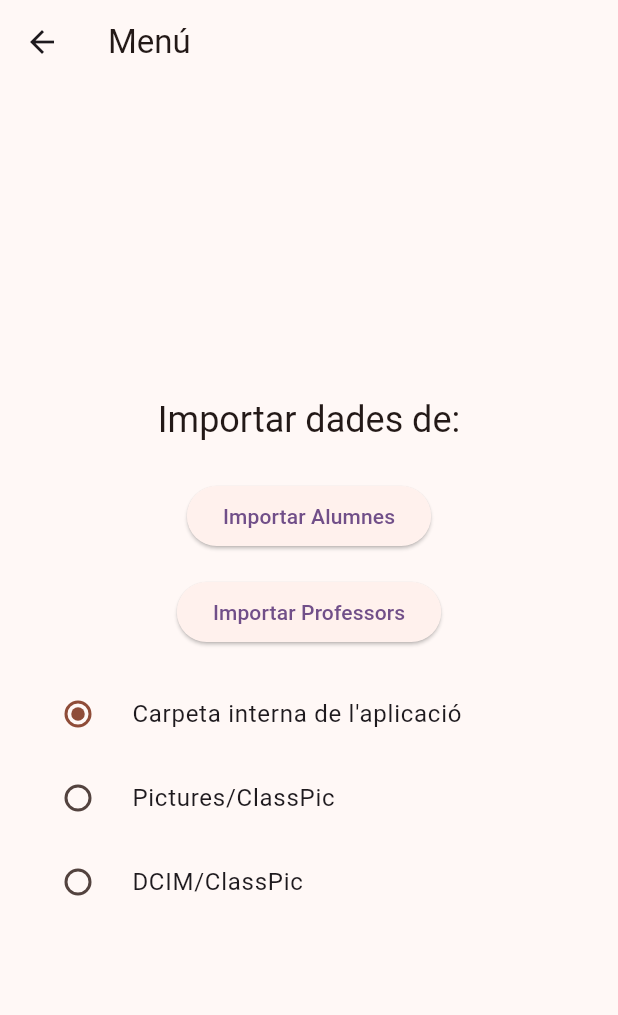
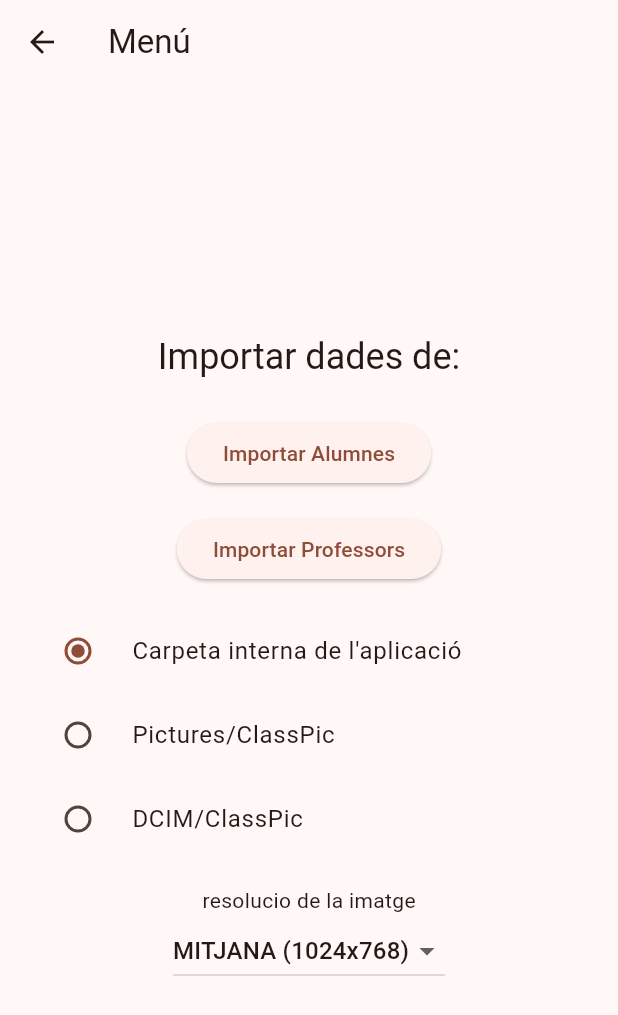
Before and after one commit to SofiaGracia/classpic, a Flutter app: the screen it shows after launch, after a tap on "Configuració", on a phone screen of 412 x 824 dp. Shown: the top 1015 px of the screen. Run offline on Flutter 3.47's test engine with Material 3 defaults, Android fonts, the phone set to English and light mode, and no system bars; our stand-ins replace animated_splash_screen, camera, file_picker, floor, flutter_image_compress, flutter_riverpod and 5 more; accounts and stored records are empty; generated files the repository leaves out were written again.

Commit message:
CLAS-97: Es crea la funcionalitat per elegir la resolucio de les imatges.

```diff
--- /dev/null
+++ b/lib/application/services/configuration_foto.dart
@@ -0,0 +1,18 @@
+import 'package:shared_preferences/shared_preferences.dart';
+
+import '../../domain/models/qualitat_foto.dart';
+
+class ConfiguracioFotoService {
+  static const _clauQualitat = 'qualitat_foto';
+
+  Future<void> guardaQualitat(QualitatFoto qualitat) async {
+    final prefs = await SharedPreferences.getInstance();
+    await prefs.setInt(_clauQualitat, qualitat.index);
+  }
+
+  Future<QualitatFoto> carregaQualitat() async {
+    final prefs = await SharedPreferences.getInstance();
+    final index = prefs.getInt(_clauQualitat) ?? QualitatFoto.mitjana.index;
+    return QualitatFoto.values[index];
+  }
+}
--- /dev/null
+++ b/lib/domain/models/qualitat_foto.dart
@@ -0,0 +1 @@
+enum QualitatFoto { baixa, mitjana, alta }
--- /dev/null
+++ b/lib/domain/models/resolucio.dart
@@ -0,0 +1,44 @@
+import 'package:xml_fotos/domain/models/qualitat_foto.dart';
+
+class Resolucio {
+  final int amplada;
+  final int alcada;
+
+  Resolucio(this.amplada, this.alcada);
+}
+
+
+extension ResolucioExtensio on QualitatFoto {
+  Resolucio get resolucio {
+    switch (this) {
+      case QualitatFoto.baixa:
+        return Resolucio(640, 480);
+      case QualitatFoto.mitjana:
+        return Resolucio(1024, 768);
+      case QualitatFoto.alta:
+        return Resolucio(1600, 1200);
+    }
+  }
+
+  String get nom {
+    switch (this) {
+      case QualitatFoto.baixa:
+        return 'Baixa (640x480)';
+      case QualitatFoto.mitjana:
+        return 'Mitjana (1024x768)';
+      case QualitatFoto.alta:
+        return 'Alta (1600x1200)';
+    }
+  }
+}
+
+Resolucio resolucioPerQualitat(QualitatFoto qualitat) {
+  switch (qualitat) {
+    case QualitatFoto.baixa:
+      return Resolucio(640, 480);
+    case QualitatFoto.mitjana:
+      return Resolucio(1024, 768);
+    case QualitatFoto.alta:
+      return Resolucio(1600, 1200);
+  }
+}
--- /dev/null
+++ b/lib/presentation/providers/configuration_foto.dart
@@ -0,0 +1,11 @@
+import 'package:flutter_riverpod/flutter_riverpod.dart';
+
+import '../../application/services/configuration_foto.dart';
+import '../../domain/models/qualitat_foto.dart';
+
+final configuracioFotoServiceProvider = Provider((ref) => ConfiguracioFotoService());
+
+final qualitatFotoProvider = FutureProvider<QualitatFoto>((ref) async {
+  final servei = ref.read(configuracioFotoServiceProvider);
+  return await servei.carregaQualitat();
+});
--- a/lib/presentation/screens/configuration.dart
+++ b/lib/presentation/screens/configuration.dart
@@ -1,6 +1,7 @@
 import 'package:flutter/cupertino.dart';
 import 'package:flutter/material.dart';
 import 'package:flutter_riverpod/flutter_riverpod.dart';
+import 'package:xml_fotos/presentation/widgets/image_configuration.dart';
 import 'package:xml_fotos/presentation/widgets/import_button.dart';
 
 import '../../application/services/storage_service.dart';
@@ -83,6 +84,8 @@ class _ConfigurationScreenState extends ConsumerState<ConfigurationScreen> {
                     await storage.guardaDirectoriSeleccionat(value!);
                   },
                 ),
+                const SizedBox(height: 16),
+                ImageConfigurationWidget()
               ],
             ),
           ),
--- /dev/null
+++ b/lib/presentation/widgets/image_configuration.dart
@@ -0,0 +1,19 @@
+import 'package:flutter/cupertino.dart';
+
+import 'image_resolution.dart';
+
+class ImageConfigurationWidget extends StatelessWidget {
+  const ImageConfigurationWidget({super.key});
+
+  @override
+  Widget build(BuildContext context) {
+    return Center(
+      child: Column(
+        children: [
+          Text('resolucio de la imatge'),
+          ImageResolutionWidget()
+        ],
+      ),
+    );
+  }
+}
--- /dev/null
+++ b/lib/presentation/widgets/image_resolution.dart
@@ -0,0 +1,38 @@
+import 'package:flutter/cupertino.dart';
+import 'package:flutter/material.dart';
+import 'package:flutter_riverpod/flutter_riverpod.dart';
+
+import '../../domain/models/qualitat_foto.dart';
+import '../../domain/models/resolucio.dart';
+import '../providers/configuration_foto.dart';
+
+class ImageResolutionWidget extends ConsumerWidget {
+  @override
+  Widget build(BuildContext context, WidgetRef ref) {
+    final qualitatAsync = ref.watch(qualitatFotoProvider);
+
+    return qualitatAsync.when(
+      data: (qualitatSeleccionada) {
+        return DropdownButton<QualitatFoto>(
+          value: qualitatSeleccionada,
+          items: QualitatFoto.values.map((qualitat) {
+            final r = resolucioPerQualitat(qualitat);
+            return DropdownMenuItem(
+              value: qualitat,
+              child: Text('${qualitat.name.toUpperCase()} (${r.amplada}x${r.alcada})'),
+            );
+          }).toList(),
+          onChanged: (novaQualitat) async {
+            if (novaQualitat != null) {
+              final servei = ref.read(configuracioFotoServiceProvider);
+              await servei.guardaQualitat(novaQualitat);
+              ref.invalidate(qualitatFotoProvider); // Torna a carregar
+            }
+          },
+        );
+      },
+      loading: () => CircularProgressIndicator(),
+      error: (e, _) => Text('Error: $e'),
+    );
+  }
+}
```
Also changed, not shown: lib/application/services/storage_service.dart (+0 -20 lines), lib/presentation/screens/edit_photo_page.dart (+56 -39 lines).
